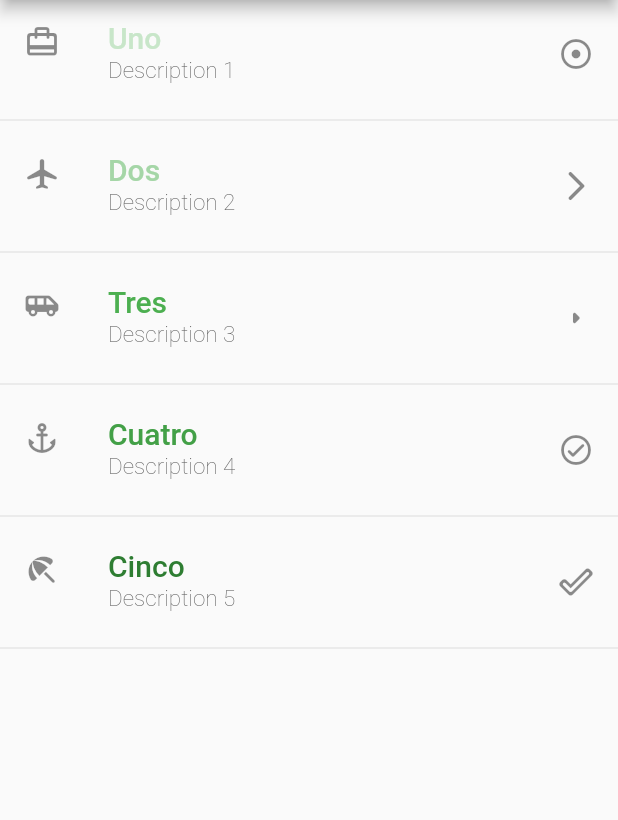
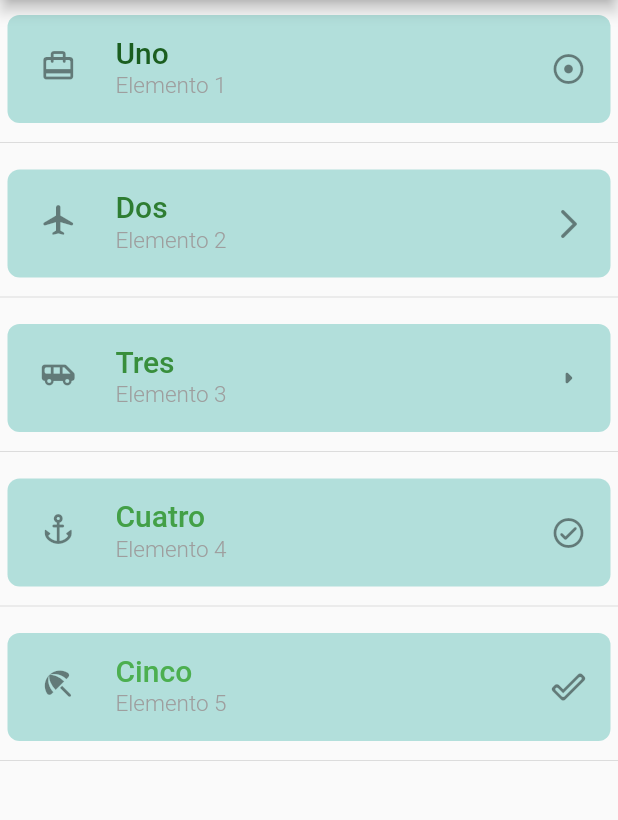
Before and after one commit to andreaaperz/Flutter-Estilos, a Flutter app: the screen it shows after launch, on a phone screen of 412 x 824 dp, the part 84-904 px from its top. Run offline on Flutter 3.47's test engine with Material 2 defaults, Android fonts, the phone set to English and light mode, and no system bars.

Commit message:
práctica con estilos

```diff
--- a/lib/src/pages/homepage_alternativo.dart
+++ b/lib/src/pages/homepage_alternativo.dart
@@ -1,15 +1,48 @@
 import 'package:flutter/material.dart';
 
 class HomePageAlternativo extends StatelessWidget {
-
   final opciones = [
-    {"title": "Uno", "description": "Description 1", "leading": Icons.card_travel_rounded, "trailing": Icons.adjust_rounded, "estilo": Colors.green.shade100},
-    {"title": "Dos", "description": "Description 2", "leading": Icons.airplanemode_active_rounded, "trailing": Icons.arrow_forward_ios_rounded, "estilo": Colors.green.shade200},
-    {"title": "Tres", "description": "Description 3", "leading": Icons.airport_shuttle_rounded, "trailing": Icons.arrow_right_rounded, "estilo": Colors.green.shade500},
-    {"title": "Cuatro", "description": "Description 4", "leading": Icons.anchor_rounded, "trailing": Icons.check_circle_outline_rounded, "estilo": Colors.green.shade600},
-    {"title": "Cinco", "description": "Description 5", "leading": Icons.beach_access_rounded, "trailing": Icons.done_outline_rounded, "estilo": Colors.green.shade800}
+    {
+      "title": "Uno",
+      "subtitle": "Elemento 1",
+      "leading": Icons.card_travel_rounded,
+      "trailing": Icons.adjust_rounded,
+      "estilost": Colors.green.shade900,
+      "estilossub": Colors.grey,
+    },
+    {
+      "title": "Dos",
+      "subtitle": "Elemento 2",
+      "leading": Icons.airplanemode_active_rounded,
+      "trailing": Icons.arrow_forward_ios_rounded,
+      "estilost": Colors.green.shade800,
+      "estilossub": Colors.grey,
+    },
+    {
+      "title": "Tres",
+      "subtitle": "Elemento 3",
+      "leading": Icons.airport_shuttle_rounded,
+      "trailing": Icons.arrow_right_rounded,
+      "estilost": Colors.green.shade700,
+      "estilossub": Colors.grey,
+    },
+    {
+      "title": "Cuatro",
+      "subtitle": "Elemento 4",
+      "leading": Icons.anchor_rounded,
+      "trailing": Icons.check_circle_outline_rounded,
+      "estilost": Colors.green.shade600,
+      "estilossub": Colors.grey,
+    },
+    {
+      "title": "Cinco",
+      "subtitle": "Elemento 5",
+      "leading": Icons.beach_access_rounded,
+      "trailing": Icons.done_outline_rounded,
+      "estilost": Colors.green.shade500,
+      "estilossub": Colors.grey,
+    },
   ];
-
 
   @override
   Widget build(BuildContext context) {
@@ -38,13 +71,29 @@ class HomePageAlternativo extends StatelessWidget {
     return opciones.map((item) {
       return Column(
         children: [
-          ListTile(
-            title: Text((item['title']), style: TextStyle(color: (item['estilo']),  fontSize: 20.0, fontWeight: FontWeight.w500)),
-            subtitle: Text(item['description'], style: TextStyle(color: Colors.grey.shade700, fontSize: 15.0, fontWeight: FontWeight.w200)),
-            leading: Icon(item['leading']),
+          Container(
+            margin: const EdgeInsets.fromLTRB(5, 10, 5, 5),
+            alignment: Alignment.bottomRight,
+          child: ListTile(
+            title: Text((item['title']), style: TextStyle(color: (item['estilost']), fontSize: 20.0, fontWeight: FontWeight.w500)),
+            subtitle: Text((item['subtitle']), style: TextStyle(color: (item['estilossub']), fontSize: 15.0, fontWeight: FontWeight.w300)),
+            leading: Container(
+              padding: EdgeInsets.all(5.8),
+              child: Icon(item['leading'])),
             trailing: Icon(item['trailing']),
-            onTap: (){},
+            onTap: () {},
           ),
+          decoration: BoxDecoration(
+            color: Colors.teal.shade100,
+            borderRadius: BorderRadius.only(
+            topLeft: Radius.circular(8.0),
+            topRight: Radius.circular( 8.0),
+            bottomLeft: Radius.circular( 8.0),
+            bottomRight: Radius.circular( 8.0),
+        )
+        ),
+
+        ),
           Divider()
         ],
       );
```
